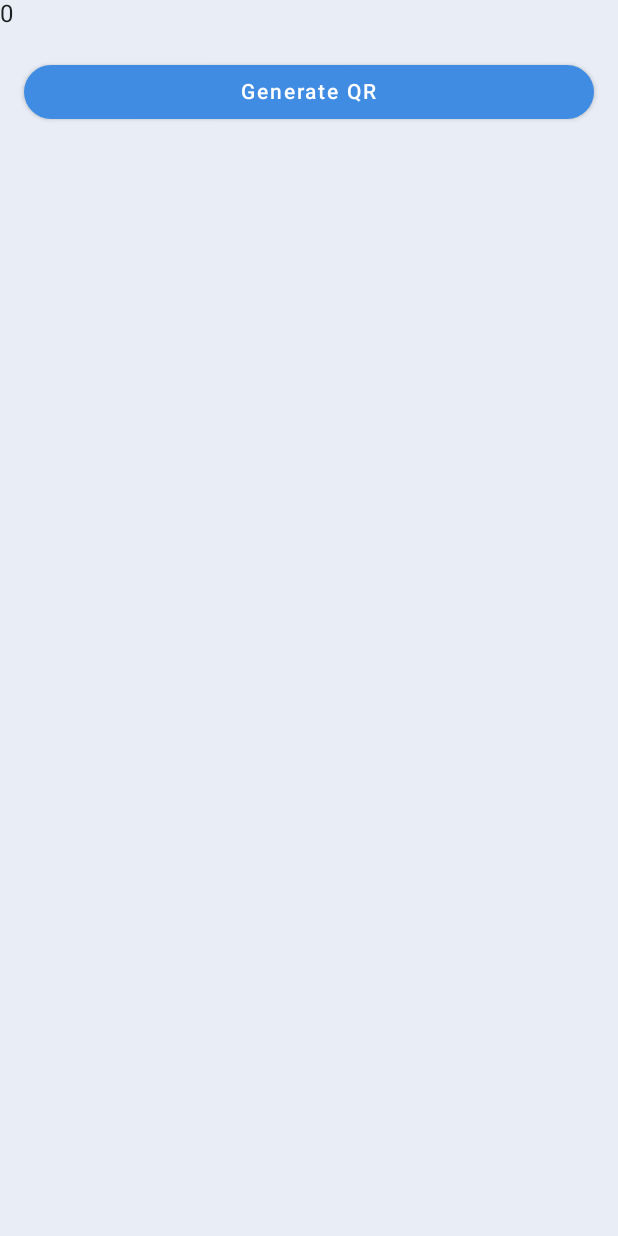
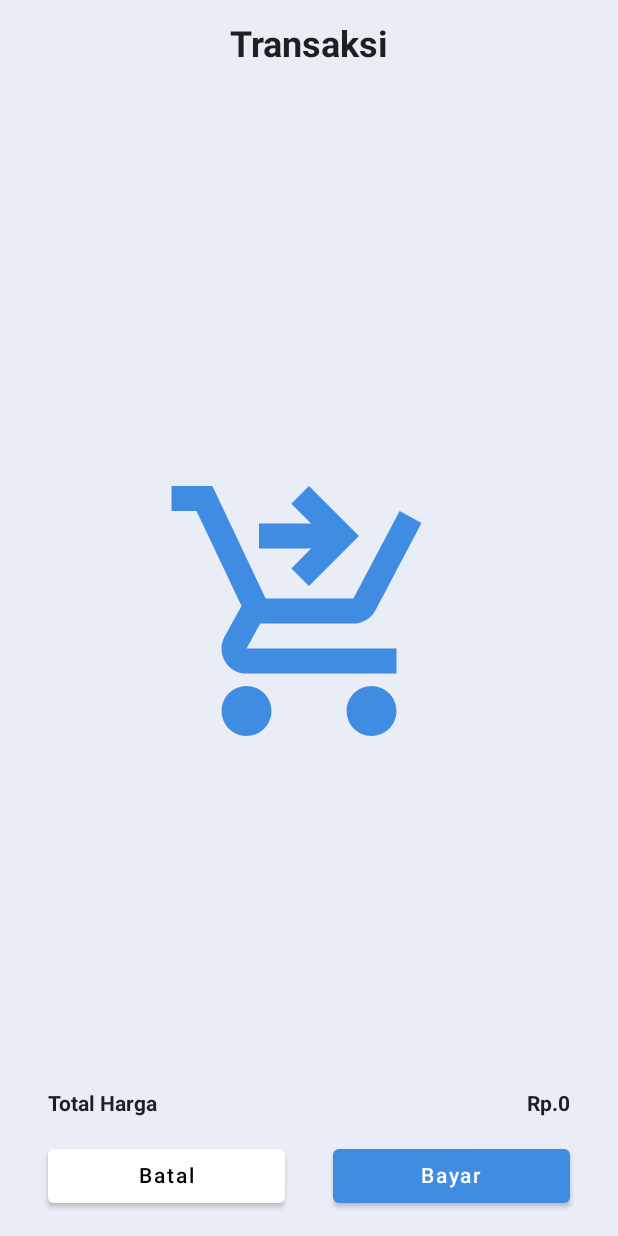
Before and after one commit to C23-QR01-Dana/Dana-Merchant-App, an Android app built with Jetpack Compose: the composable ScanResultScreen called with empty values, on a phone screen of 412 x 824 dp. Run offline under Robolectric (Android 15) with nearby library versions, the phone set to English and light mode, and no system bars; our stand-ins replace Dagger/Hilt's generated code, Firebase (no records; nobody signed in at launch, a user with empty details on screens opened directly); libraries missing offline, so code that uses them is left out: androidmads.library.qrgenearator.

Commit message:
[REFACTOR] Add Scan Result View Model for transaction

```diff
--- a/app/src/main/java/com/dana/merchantapp/data/qr/QRRepository.kt
+++ b/app/src/main/java/com/dana/merchantapp/data/qr/QRRepository.kt
@@ -6,4 +6,6 @@ import com.dana.merchantapp.presentation.model.Merchant
 interface QRRepository {
     fun generateStaticQR(): Bitmap
     fun getMerchant(callback: (Merchant?) -> Unit)
+
+    fun transaction(amount: Int, payerId: String, timestamp: Long, trxType: String, callback: (Boolean) -> Unit)
 }
--- a/app/src/main/java/com/dana/merchantapp/domain/qr/QRUseCase.kt
+++ b/app/src/main/java/com/dana/merchantapp/domain/qr/QRUseCase.kt
@@ -15,4 +15,10 @@ class QRUseCase  @Inject constructor (private val qrRepository: QRRepository) {
             callback(merchant)
         }
     }
+
+    fun transaction(amount: Int, payerId: String, timestamp: Long, trxType: String, callback: (Boolean) -> Unit){
+        qrRepository.transaction(amount, payerId, timestamp, trxType) { isSuccess->
+            callback(isSuccess)
+        }
+    }
 }
--- a/app/src/main/java/com/dana/merchantapp/presentation/screen/qr/scanqr/ScanResultScreen.kt
+++ b/app/src/main/java/com/dana/merchantapp/presentation/screen/qr/scanqr/ScanResultScreen.kt
@@ -2,43 +2,175 @@ package com.dana.merchantapp.presentation.screen.qr.scanqr
 
 
 
-import androidx.compose.foundation.layout.Column
-import androidx.compose.foundation.layout.fillMaxWidth
-import androidx.compose.foundation.layout.padding
+import android.content.Intent
+import android.util.Log
+import android.widget.Toast
+import androidx.compose.foundation.layout.*
 import androidx.compose.foundation.shape.RoundedCornerShape
 import androidx.compose.material.Button
+import androidx.compose.material.ButtonDefaults
+import androidx.compose.material.Icon
 import androidx.compose.material.Text
+import androidx.compose.material.icons.Icons
+import androidx.compose.material.icons.filled.MoneyOff
+import androidx.compose.material.icons.filled.ShoppingCartCheckout
 import androidx.compose.runtime.Composable
+import androidx.compose.ui.Alignment
 import androidx.compose.ui.Modifier
+import androidx.compose.ui.graphics.Color
+import androidx.compose.ui.platform.LocalContext
+import androidx.compose.ui.platform.LocalLifecycleOwner
+import androidx.compose.ui.text.TextStyle
+import androidx.compose.ui.text.font.FontWeight
+import androidx.compose.ui.text.style.TextAlign
 import androidx.compose.ui.unit.dp
+import androidx.compose.ui.unit.sp
+import androidx.hilt.navigation.compose.hiltViewModel
 import androidx.navigation.NavController
 import androidx.navigation.NavGraph.Companion.findStartDestination
+import com.dana.merchantapp.presentation.main.MainActivity
 import com.dana.merchantapp.presentation.ui.component.navigation.Screen
+import com.dana.merchantapp.presentation.ui.theme.BluePrimary
+import kotlinx.coroutines.MainScope
+import kotlinx.coroutines.launch
 
 
 @Composable
-fun ScanResultScreen(navController: NavController, harga: Int, userId: String) {
-    Column() {
-        Text("${harga}")
-        Text(userId)
-        Button(
-            onClick = {
-                navController.navigate(Screen.History.route){
-                    popUpTo(navController.graph.findStartDestination().id) {
-                        saveState = true
-                    }
-                    launchSingleTop = true
+fun ScanResultScreen(scanResultViewModel: ScanResultViewModel = hiltViewModel(), navController: NavController, harga: Int, userId: String) {
+    val context = LocalContext.current
+    val lifecycleOwner = LocalLifecycleOwner.current
+    scanResultViewModel.transactionResult.observe(lifecycleOwner) { isSuccess ->
+        if (isSuccess) {
+            Toast.makeText(context, "Payment Success", Toast.LENGTH_SHORT).show()
+            navController.navigate(Screen.History.route) {
+                popUpTo(navController.graph.findStartDestination().id) {
+                    saveState = true
                 }
-            },
-            shape = RoundedCornerShape(20.dp),
-            modifier = Modifier
-                .fillMaxWidth()
-                .padding(horizontal = 16.dp)
-
-        ) {
-            Text(text = "Generate QR")
+                launchSingleTop = true
+            }
+        }
+        else{
+            Toast.makeText(context, "Payment Error", Toast.LENGTH_SHORT).show()
         }
     }
 
 
+    Column(
+        modifier = Modifier
+            .fillMaxSize()
+            .padding(16.dp),
+        verticalArrangement = Arrangement.SpaceBetween
+    ) {
+        Column(
+            modifier = Modifier
+                .fillMaxWidth()
+                ,
+            verticalArrangement = Arrangement.Center,
+            horizontalAlignment = Alignment.CenterHorizontally
+        ) {
+            Text(
+                text = "Transaksi",
+                style = TextStyle(
+                    fontWeight = FontWeight.Bold,
+                    fontSize = 24.sp,
+                    textAlign = TextAlign.Center
+                ),
+                modifier = Modifier.padding(bottom = 8.dp)
+            )
+            Text(
+                text = userId,
+                style = TextStyle(
+                    fontWeight = FontWeight.Bold,
+                    fontSize = 16.sp,
+                    textAlign = TextAlign.Center
+                ),
+                modifier = Modifier.padding(bottom = 32.dp)
+            )
+        }
+        Column(
+            modifier = Modifier
+                .fillMaxWidth()
+            ,
+            verticalArrangement = Arrangement.Center,
+            horizontalAlignment = Alignment.CenterHorizontally
+        ) {
+            Icon(
+                Icons.Default.ShoppingCartCheckout,
+                contentDescription = "Icon Uang",
+                tint = BluePrimary,
+                modifier = Modifier.size(200.dp)
+            )
+        }
+
+        Column(
+            verticalArrangement = Arrangement.Center,
+            horizontalAlignment = Alignment.CenterHorizontally
+        ) {
+            Row(
+                modifier = Modifier.fillMaxWidth()
+                    .padding(16.dp),
+                horizontalArrangement = Arrangement.SpaceBetween
+            ) {
+                Text(
+                    text = "Total Harga",
+                    style = TextStyle(fontWeight = FontWeight.Bold)
+                )
+                Text(
+                    text = "Rp.${harga}",
+                    style = TextStyle(fontWeight = FontWeight.Bold)
+                )
+            }
+            Row(
+                modifier = Modifier.fillMaxWidth(),
+                horizontalArrangement = Arrangement.SpaceBetween
+            ) {
+                Button(
+                    onClick = { navController.navigateUp() },
+                    colors = ButtonDefaults.buttonColors(backgroundColor = Color.White),
+                    modifier = Modifier
+                        .weight(1f)
+                        .padding(horizontal = 16.dp)
+                ) {
+                    Text(text = "Batal")
+                }
+                Button(
+                    onClick = {
+                        scanResultViewModel.transaction(amount=harga, payerId=userId, timestamp= System.currentTimeMillis(), trxType="PAYMENT")
+
+                    },
+                    modifier = Modifier
+                        .weight(1f)
+                        .padding(horizontal = 16.dp)
+                ) {
+                    Text(text = "Bayar")
+                }
+            }
+        }
+
+
+
+    }
+
+//    Column() {
+//
+//        Button(
+//            onClick = {
+//                navController.navigate(Screen.History.route){
+//                    popUpTo(navController.graph.findStartDestination().id) {
+//                        saveState = true
+//                    }
+//                    launchSingleTop = true
+//                }
+//            },
+//            shape = RoundedCornerShape(20.dp),
+//            modifier = Modifier
+//                .fillMaxWidth()
+//                .padding(horizontal = 16.dp)
+//
+//        ) {
+//            Text(text = "Generate QR")
+//        }
+//    }
+
+
 }
--- /dev/null
+++ b/app/src/main/java/com/dana/merchantapp/presentation/screen/qr/scanqr/ScanResultViewModel.kt
@@ -0,0 +1,23 @@
+package com.dana.merchantapp.presentation.screen.qr.scanqr
+
+import android.util.Log
+import androidx.lifecycle.LiveData
+import androidx.lifecycle.MutableLiveData
+import androidx.lifecycle.ViewModel
+import com.dana.merchantapp.domain.qr.QRUseCase
+import dagger.hilt.android.lifecycle.HiltViewModel
+import javax.inject.Inject
+
+@HiltViewModel
+class ScanResultViewModel @Inject constructor(private val qrUseCase: QRUseCase) : ViewModel() {
+    private val _transactionResult: MutableLiveData<Boolean> = MutableLiveData()
+    val transactionResult: LiveData<Boolean> = _transactionResult
+
+    fun transaction(amount: Int, payerId: String, timestamp: Long, trxType: String) {
+        qrUseCase.transaction(amount, payerId, timestamp, trxType) { isSuccess->
+            _transactionResult.value = isSuccess
+        }
+    }
+
+
+}
```
Also changed, not shown: app/src/main/java/com/dana/merchantapp/data/qr/QRRepositoryImpl.kt (+36 -0 lines), app/src/main/java/com/dana/merchantapp/presentation/screen/qr/scanqr/ScanCameraScreen.kt (+66 -78 lines).
